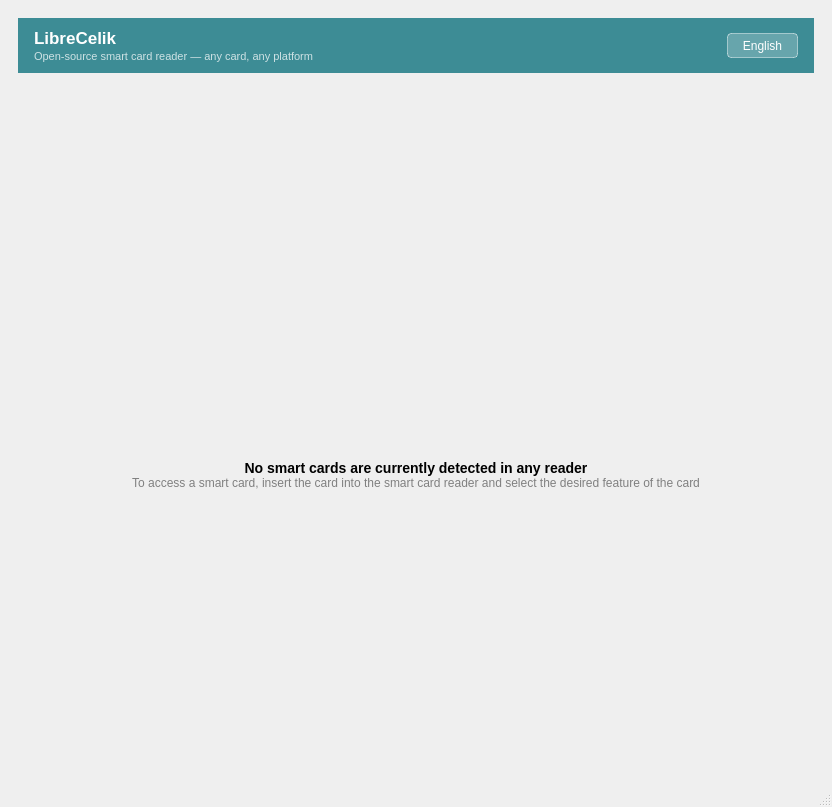
LibreSCRS/LibreCelik, file src/librecelik.ui: the form before one commit.
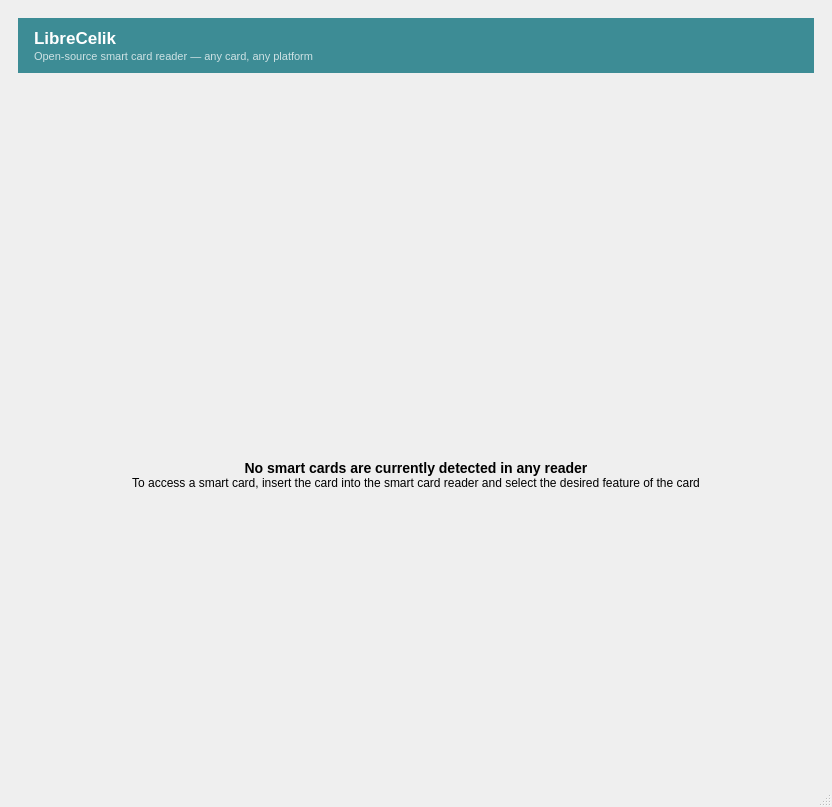
The form after the commit. Icons and pictures are not drawn.

Patch:
```diff
--- a/src/librecelik.ui
+++ b/src/librecelik.ui
@@ -92,26 +92,6 @@
              </property>
             </spacer>
            </item>
-           <!-- Language selector -->
-           <item>
-            <widget class="QToolButton" name="languageButton">
-             <property name="sizePolicy">
-              <sizepolicy hsizetype="Fixed" vsizetype="Fixed">
-               <horstretch>0</horstretch>
-               <verstretch>0</verstretch>
-              </sizepolicy>
-             </property>
-             <property name="styleSheet">
-              <string notr="true">QToolButton { background-color: rgb(103, 165, 172); color: white; border: 1px solid rgba(255,255,255,120); border-radius: 4px; padding: 3px 10px; } QToolButton::menu-indicator { image: none; }</string>
-             </property>
-             <property name="text">
-              <string>English</string>
-             </property>
-             <property name="popupMode">
-              <enum>QToolButton::InstantPopup</enum>
-             </property>
-            </widget>
-           </item>
           </layout>
          </widget>
         </item>
@@ -214,7 +194,7 @@
              <string>To access a smart card, insert the card into the smart card reader and select the desired feature of the card</string>
             </property>
             <property name="styleSheet">
-             <string notr="true">QLabel { color: grey; }</string>
+             <string notr="true"/>
             </property>
             <property name="alignment">
              <set>Qt::AlignmentFlag::AlignCenter</set>
```
Left out of the diff: 2 changed lines with no effect on the pictures.
